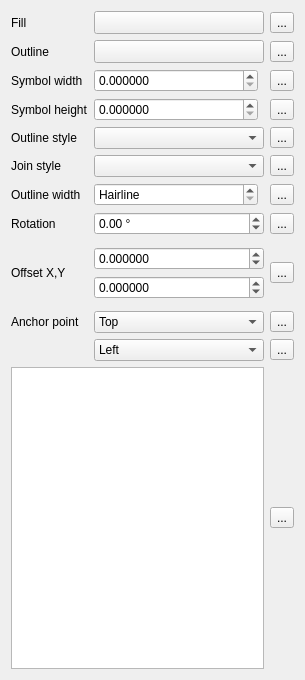
This is src/ui/symbollayer/widget_ellipse.ui in qgis/QGIS as Qt 5 draws it before an edit. The edited form follows.
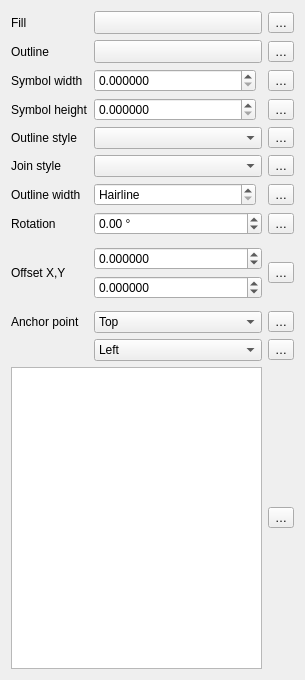
This is the edited form. Custom widgets are drawn as their Qt base class.

Patch:
```diff
--- a/src/ui/symbollayer/widget_ellipse.ui
+++ b/src/ui/symbollayer/widget_ellipse.ui
@@ -499,84 +499,84 @@
    <item row="0" column="2">
     <widget class="QgsDataDefinedButton" name="mFillColorDDBtn">
      <property name="text">
-      <string>...</string>
+      <string>…</string>
      </property>
     </widget>
    </item>
    <item row="1" column="2">
     <widget class="QgsDataDefinedButton" name="mBorderColorDDBtn">
      <property name="text">
-      <string>...</string>
+      <string>…</string>
      </property>
     </widget>
    </item>
    <item row="2" column="2">
     <widget class="QgsDataDefinedButton" name="mSymbolWidthDDBtn">
      <property name="text">
-      <string>...</string>
+      <string>…</string>
      </property>
     </widget>
    </item>
    <item row="3" column="2">
     <widget class="QgsDataDefinedButton" name="mSymbolHeightDDBtn">
      <property name="text">
-      <string>...</string>
+      <string>…</string>
      </property>
     </widget>
    </item>
    <item row="4" column="2">
     <widget class="QgsDataDefinedButton" name="mOutlineStyleDDBtn">
      <property name="text">
-      <string>...</string>
+      <string>…</string>
      </property>
     </widget>
    </item>
    <item row="5" column="2">
     <widget class="QgsDataDefinedButton" name="mJoinStyleDDBtn">
      <property name="text">
-      <string>...</string>
+      <string>…</string>
      </property>
     </widget>
    </item>
    <item row="6" column="2">
     <widget class="QgsDataDefinedButton" name="mOutlineWidthDDBtn">
      <property name="text">
-      <string>...</string>
+      <string>…</string>
      </property>
     </widget>
    </item>
    <item row="7" column="2">
     <widget class="QgsDataDefinedButton" name="mRotationDDBtn">
      <property name="text">
-      <string>...</string>
+      <string>…</string>
      </property>
     </widget>
    </item>
    <item row="8" column="2">
     <widget class="QgsDataDefinedButton" name="mOffsetDDBtn">
      <property name="text">
-      <string>...</string>
+      <string>…</string>
      </property>
     </widget>
    </item>
    <item row="9" column="2">
     <widget class="QgsDataDefinedButton" name="mVerticalAnchorDDBtn">
      <property name="text">
-      <string>...</string>
+      <string>…</string>
      </property>
     </widget>
    </item>
    <item row="10" column="2">
     <widget class="QgsDataDefinedButton" name="mHorizontalAnchorDDBtn">
      <property name="text">
-      <string>...</string>
+      <string>…</string>
      </property>
     </widget>
    </item>
    <item row="11" column="2">
     <widget class="QgsDataDefinedButton" name="mShapeDDBtn">
      <property name="text">
-      <string>...</string>
+      <string>…</string>
      </property>
     </widget>
    </item>
```
